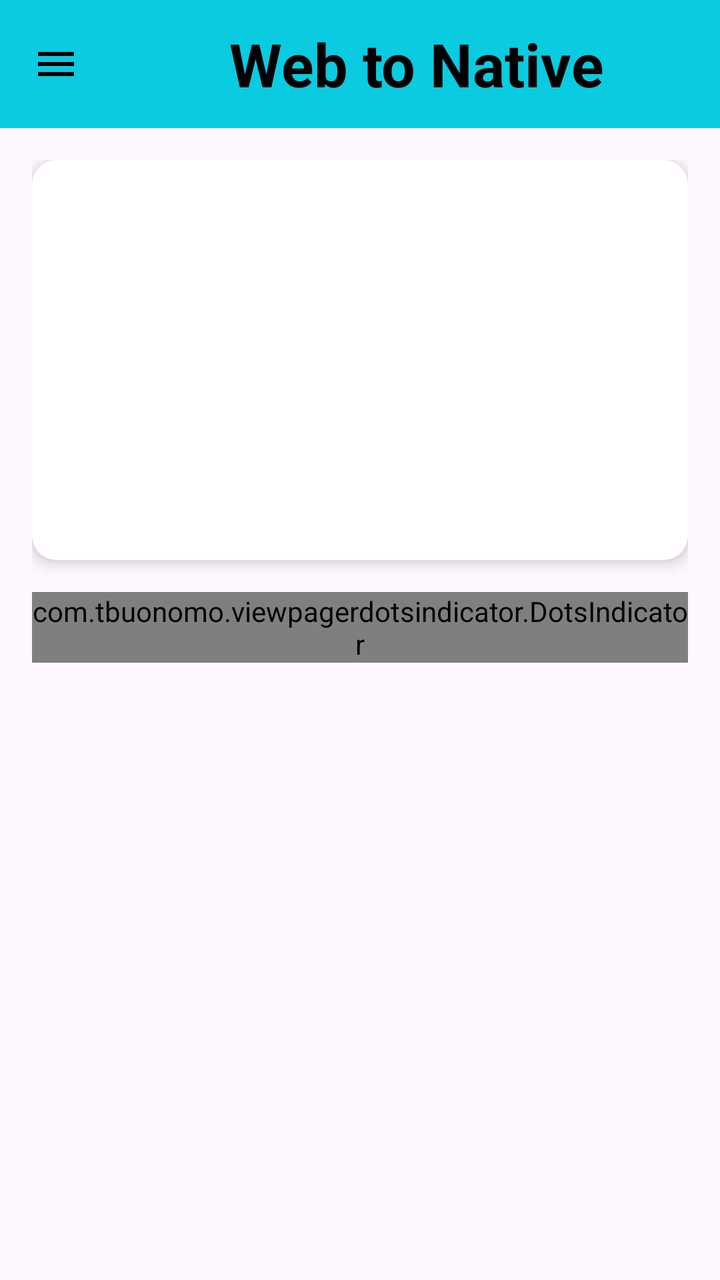
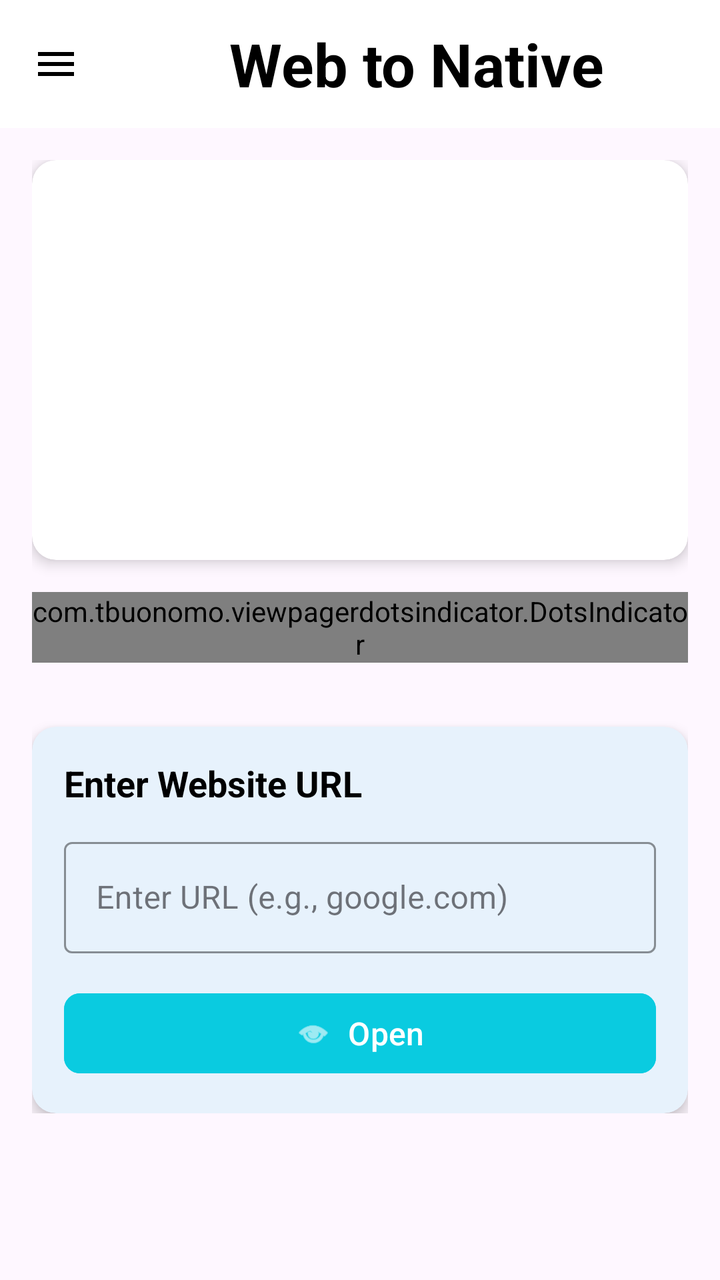

Screens rendered from an Android XML layout before and after an edit, with the pre-edit source and the edit as a unified diff.
<!-- AndroidManifest.xml: application theme Theme.Orufy_Interview_Assignment -->
<!-- res/layout/activity_main.xml -->
<?xml version="1.0" encoding="utf-8"?>
<androidx.drawerlayout.widget.DrawerLayout
    xmlns:android="http://schemas.android.com/apk/res/android"
    xmlns:app="http://schemas.android.com/apk/res-auto"
    xmlns:tools="http://schemas.android.com/tools"
    android:id="@+id/main"
    android:layout_width="match_parent"
    android:layout_height="match_parent"
    tools:context=".MainActivity">

    <RelativeLayout
        android:id="@+id/navbar"
        android:layout_width="match_parent"
        android:layout_height="match_parent">

        <com.google.android.material.appbar.AppBarLayout
            android:layout_width="match_parent"
            android:layout_height="wrap_content"
            android:id="@+id/appbar"
            android:fitsSystemWindows="true"
            android:background="@color/Ocean">

            <com.google.android.material.appbar.MaterialToolbar
                android:layout_width="match_parent"
                android:layout_height="?attr/actionBarSize"
                android:id="@+id/topAppBar"
                app:navigationIcon="@drawable/menu_icon"
                android:background="@color/Ocean">

                <TextView
                    android:layout_width="match_parent"
                    android:layout_height="wrap_content"
                    android:text="@string/web_to_native"
                    android:textSize="30sp"
                    android:textStyle="bold"
                    android:textColor="@color/black"

                    android:gravity="center"/>

            </com.google.android.material.appbar.MaterialToolbar>

        </com.google.android.material.appbar.AppBarLayout>

        
        <LinearLayout
            android:layout_width="match_parent"
            android:layout_height="match_parent"
            android:layout_below="@id/appbar"
            android:orientation="vertical"
            android:padding="16dp">

            
            <androidx.cardview.widget.CardView
                android:layout_width="match_parent"
                android:layout_height="200dp"
                app:cardCornerRadius="12dp"
                app:cardElevation="4dp"
                android:layout_marginBottom="8dp">

                <androidx.viewpager2.widget.ViewPager2
                    android:id="@+id/imageSlider"
                    android:layout_width="match_parent"
                    android:layout_height="match_parent" />

            </androidx.cardview.widget.CardView>

            
            <com.tbuonomo.viewpagerdotsindicator.DotsIndicator
                android:id="@+id/dotsIndicator"
                android:layout_width="wrap_content"
                android:layout_height="wrap_content"
                android:layout_gravity="center"
                android:layout_marginTop="8dp"
                app:dotsColor="@color/Ocean"
                app:dotsSize="8dp"
                app:dotsSpacing="4dp"
                app:selectedDotColor="@color/black" />

            


        </LinearLayout>

    </RelativeLayout>

    <com.google.android.material.navigation.NavigationView
        android:id="@+id/navView"
        android:layout_width="wrap_content"
        android:layout_height="match_parent"
        android:layout_gravity="start"
        android:fitsSystemWindows="true"
        app:headerLayout="@layout/nav_header"
        app:menu="@menu/top_bar_menu" />

</androidx.drawerlayout.widget.DrawerLayout>
<!-- res/layout/nav_header.xml (included above) -->
<?xml version="1.0" encoding="utf-8"?>
<LinearLayout xmlns:android="http://schemas.android.com/apk/res/android"
    android:orientation="vertical"
    android:layout_width="match_parent"
    android:layout_height="80dp"
    android:gravity="top"
    android:padding="16dp"
    android:background="@color/Ocean"
    android:theme="@style/ThemeOverlay.AppCompat.Dark">
    <TextView
        android:layout_width="match_parent"
        android:layout_height="wrap_content"
        android:text="Orufy Assignment"
        android:textStyle="bold"
        android:textSize="30sp"
        android:textColor="@color/white"
        android:layout_gravity="center"
        android:gravity="center"/>

</LinearLayout>
<!-- resources referenced by this layout -->
<resources>
  <color name="Ocean">#0ACBE0</color>
  <color name="black">#FF000000</color>
  <color name="white">#FFFFFFFF</color>
  <!-- drawable menu_icon (drawable) -->
  <vector xmlns:android="http://schemas.android.com/apk/res/android" android:height="24dp" android:tint="#000000" android:viewportHeight="24" android:viewportWidth="24" android:width="24dp">
        
      <path android:fillColor="@android:color/white" android:pathData="M3,18h18v-2L3,16v2zM3,13h18v-2L3,11v2zM3,6v2h18L21,6L3,6z"/>
      
  </vector>
  <string name="web_to_native">Web to Native</string>
  <style name="Theme.Orufy_Interview_Assignment" parent="Base.Theme.Orufy_Interview_Assignment" />
  <style name="Base.Theme.Orufy_Interview_Assignment" parent="Theme.Material3.DayNight.NoActionBar">
          
          <item name="colorPrimary">@color/Ocean</item>
          <item name="colorPrimaryVariant">@color/Ocean</item>
  
      </style>
</resources>

<!-- the commit's change to res/layout/activity_main.xml (unified diff, before → after) -->
@@ -17,7 +17,6 @@
             android:layout_width="match_parent"
             android:layout_height="wrap_content"
             android:id="@+id/appbar"
-            android:fitsSystemWindows="true"
             android:background="@color/Ocean">
 
             <com.google.android.material.appbar.MaterialToolbar
@@ -25,7 +24,7 @@
                 android:layout_height="?attr/actionBarSize"
                 android:id="@+id/topAppBar"
                 app:navigationIcon="@drawable/menu_icon"
-                android:background="@color/Ocean">
+                android:background="@color/white">
 
                 <TextView
                     android:layout_width="match_parent"
@@ -34,52 +33,115 @@
                     android:textSize="30sp"
                     android:textStyle="bold"
                     android:textColor="@color/black"
-
                     android:gravity="center"/>
 
             </com.google.android.material.appbar.MaterialToolbar>
 
         </com.google.android.material.appbar.AppBarLayout>
 
-        
-        <LinearLayout
+        <ScrollView
             android:layout_width="match_parent"
             android:layout_height="match_parent"
-            android:layout_below="@id/appbar"
-            android:orientation="vertical"
-            android:padding="16dp">
+            android:layout_below="@id/appbar">
 
-            
-            <androidx.cardview.widget.CardView
+            <LinearLayout
                 android:layout_width="match_parent"
-                android:layout_height="200dp"
-                app:cardCornerRadius="12dp"
-                app:cardElevation="4dp"
-                android:layout_marginBottom="8dp">
+                android:layout_height="wrap_content"
+                android:orientation="vertical"
+                android:padding="16dp">
 
-                <androidx.viewpager2.widget.ViewPager2
-                    android:id="@+id/imageSlider"
+                
+                <androidx.cardview.widget.CardView
                     android:layout_width="match_parent"
-                    android:layout_height="match_parent" />
+                    android:layout_height="200dp"
+                    app:cardCornerRadius="12dp"
+                    app:cardElevation="4dp"
+                    android:layout_marginBottom="8dp">
 
-            </androidx.cardview.widget.CardView>
+                    <androidx.viewpager2.widget.ViewPager2
+                        android:id="@+id/imageSlider"
+                        android:layout_width="match_parent"
+                        android:layout_height="match_parent" />
 
-            
-            <com.tbuonomo.viewpagerdotsindicator.DotsIndicator
-                android:id="@+id/dotsIndicator"
-                android:layout_width="wrap_content"
-                android:layout_height="wrap_content"
-                android:layout_gravity="center"
-                android:layout_marginTop="8dp"
-                app:dotsColor="@color/Ocean"
-                app:dotsSize="8dp"
-                app:dotsSpacing="4dp"
-                app:selectedDotColor="@color/black" />
+                </androidx.cardview.widget.CardView>
 
-            
+                
+                <com.tbuonomo.viewpagerdotsindicator.DotsIndicator
+                    android:id="@+id/dotsIndicator"
+                    android:layout_width="wrap_content"
+                    android:layout_height="wrap_content"
+                    android:layout_gravity="center"
+                    android:layout_marginTop="8dp"
+                    android:layout_marginBottom="24dp"
+                    app:dotsColor="@color/Ocean"
+                    app:dotsSize="8dp"
+                    app:dotsSpacing="4dp"
+                    app:selectedDotColor="@color/black" />
 
+                
+                <com.google.android.material.card.MaterialCardView
+                    android:layout_width="match_parent"
+                    android:layout_height="wrap_content"
+                    app:cardCornerRadius="12dp"
+                    app:cardElevation="4dp"
+                    android:layout_marginTop="8dp"
+                    app:strokeWidth="0dp">
 
-        </LinearLayout>
+                    <LinearLayout
+                        android:layout_width="match_parent"
+                        android:layout_height="wrap_content"
+                        android:orientation="vertical"
+                        android:padding="16dp">
+
+                        <TextView
+                            android:layout_width="wrap_content"
+                            android:layout_height="wrap_content"
+                            android:text="@string/enter_website_url"
+                            android:textSize="18sp"
+                            android:textStyle="bold"
+                            android:textColor="@color/black"
+                            android:layout_marginBottom="12dp"/>
+
+                        
+                        <com.google.android.material.textfield.TextInputLayout
+                            android:id="@+id/urlInputLayout"
+                            android:layout_width="match_parent"
+                            android:layout_height="wrap_content"
+                            android:hint="@string/enter_url_e_g_google_com"
+                            app:boxStrokeColor="@color/Ocean"
+                            app:hintTextColor="@color/Ocean"
+                            app:endIconMode="clear_text"
+                            style="@style/Widget.MaterialComponents.TextInputLayout.OutlinedBox">
+
+                            <com.google.android.material.textfield.TextInputEditText
+                                android:id="@+id/urlInput"
+                                android:layout_width="match_parent"
+                                android:layout_height="wrap_content"
+                                android:inputType="textUri"
+                                android:maxLines="1"
+                                android:imeOptions="actionGo"/>
+
+                        </com.google.android.material.textfield.TextInputLayout>
+
+                        <com.google.android.material.button.MaterialButton
+                            android:id="@+id/openButton"
+                            android:layout_width="match_parent"
+                            android:layout_height="wrap_content"
+                            android:text="@string/Open"
+                            android:textSize="16sp"
+                            android:layout_marginTop="16dp"
+                            app:cornerRadius="8dp"
+                            android:backgroundTint="@color/Ocean"
+                            app:icon="@android:drawable/ic_menu_view"
+                            app:iconGravity="textStart"/>
+
+                    </LinearLayout>
+
+                </com.google.android.material.card.MaterialCardView>
+
+            </LinearLayout>
+
+        </ScrollView>
 
     </RelativeLayout>
 
<!-- resource entries referenced after the edit -->
@@ -9,6 +9,9 @@
       <path android:fillColor="@android:color/white" android:pathData="M3,18h18v-2L3,16v2zM3,13h18v-2L3,11v2zM3,6v2h18L21,6L3,6z"/>
       
   </vector>
+  <string name="Open">Open</string>
+  <string name="enter_url_e_g_google_com">Enter URL (e.g., google.com)</string>
+  <string name="enter_website_url">Enter Website URL</string>
   <string name="web_to_native">Web to Native</string>
   <style name="Theme.Orufy_Interview_Assignment" parent="Base.Theme.Orufy_Interview_Assignment" />
   <style name="Base.Theme.Orufy_Interview_Assignment" parent="Theme.Material3.DayNight.NoActionBar">
